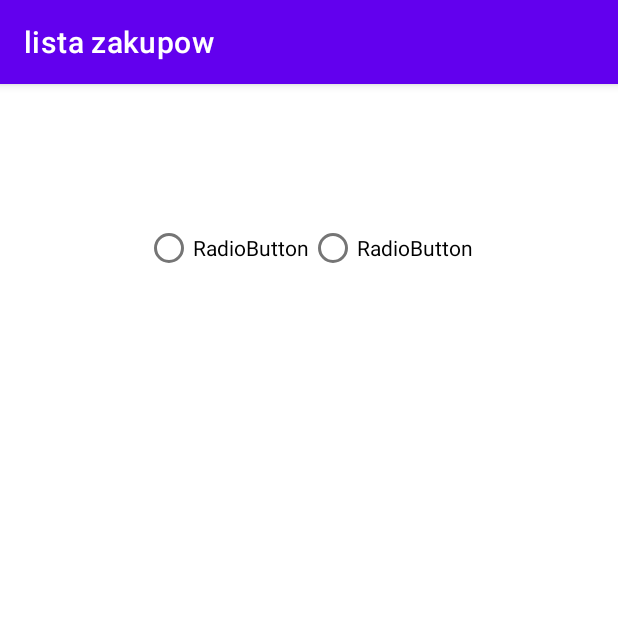
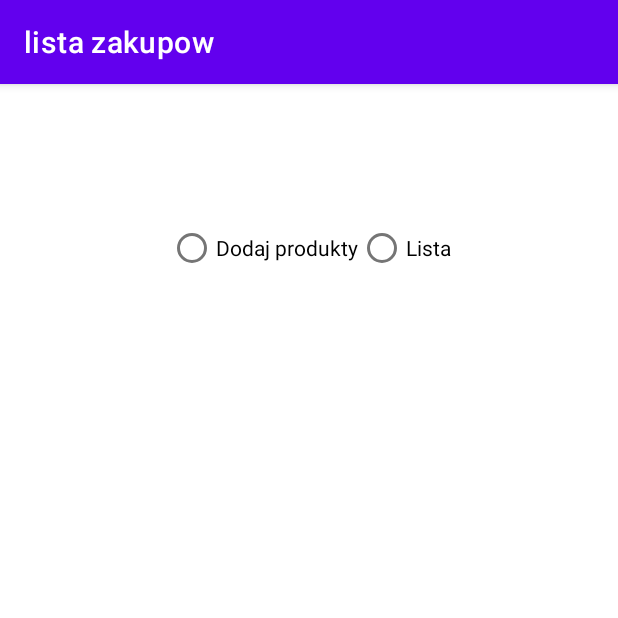
Before and after one commit to TheMajkel01/lista_zakupow, an Android app: the screen it shows after launch (MainActivity), on a phone screen of 412 x 824 dp, the top half of it. Run offline under Robolectric (Android 15) with nearby library versions, the phone set to English and light mode, and no system bars.

Commit message:
Starting screen base changed

```diff
--- a/app/src/main/java/com/example/listazakupow/MainActivity.kt
+++ b/app/src/main/java/com/example/listazakupow/MainActivity.kt
@@ -2,12 +2,18 @@ package com.example.listazakupow
 
 import androidx.appcompat.app.AppCompatActivity
 import android.os.Bundle
+import android.view.View
+import android.widget.LinearLayout
 
 class MainActivity : AppCompatActivity() {
     override fun onCreate(savedInstanceState: Bundle?) {
         super.onCreate(savedInstanceState)
         setContentView(R.layout.activity_main)
 
+        var addProduct = findViewById<LinearLayout>(R.id.add)
+        var productList = findViewById<LinearLayout>(R.id.list)
 
+        addProduct.visibility = View.GONE
+        productList.visibility = View.GONE
     }
 }
--- a/app/src/main/res/layout/activity_main.xml
+++ b/app/src/main/res/layout/activity_main.xml
@@ -20,12 +20,14 @@
             android:id="@+id/radioButton"
             android:layout_width="match_parent"
             android:layout_height="wrap_content"
-            android:text="RadioButton" />
+            android:text="Dodaj produkty" />
 
         <RadioButton
             android:id="@+id/radioButton2"
             android:layout_width="match_parent"
             android:layout_height="wrap_content"
-            android:text="RadioButton" />
+            android:text="Lista" />
     </RadioGroup>
+    <include layout="@layout/add_item"> </include>
+    <include layout="@layout/check_item"> </include>
 </androidx.constraintlayout.widget.ConstraintLayout>
--- a/app/src/main/res/layout/add_item.xml
+++ b/app/src/main/res/layout/add_item.xml
@@ -5,9 +5,10 @@
     android:layout_height="match_parent">
 
     <LinearLayout
-        android:orientation="vertical"
+        android:id="@+id/add"
         android:layout_width="match_parent"
-        android:layout_height="match_parent">
+        android:layout_height="match_parent"
+        android:orientation="vertical">
 
         <TextView
             android:id="@+id/textView"
--- a/app/src/main/res/layout/check_item.xml
+++ b/app/src/main/res/layout/check_item.xml
@@ -4,23 +4,24 @@
     android:layout_height="match_parent">
 
     <LinearLayout
-        android:orientation="vertical"
+        android:id="@+id/list"
         android:layout_width="match_parent"
-        android:layout_height="match_parent">
+        android:layout_height="match_parent"
+        android:orientation="vertical">
 
         <TextView
             android:id="@+id/textView"
+            android:layout_width="wrap_content"
+            android:layout_height="wrap_content"
+            android:layout_margin="16dp"
             android:text="Wybrane produkty:"
-            android:textSize="18sp"
-            android:layout_margin="16dp"
-            android:layout_width="wrap_content"
-            android:layout_height="wrap_content"/>
+            android:textSize="18sp" />
 
         <com.google.android.material.chip.ChipGroup
             android:id="@+id/chipGroup"
-            android:layout_margin="16dp"
             android:layout_width="match_parent"
-            android:layout_height="wrap_content"/>
+            android:layout_height="wrap_content"
+            android:layout_margin="16dp" />
 
     </LinearLayout>
 
```
